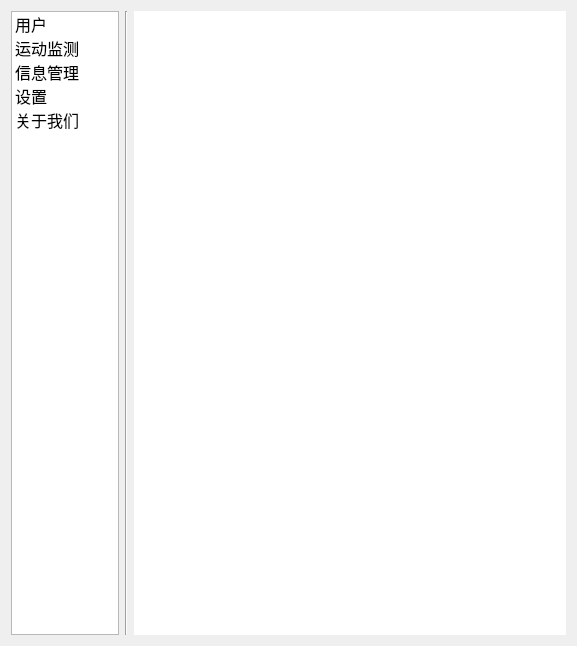
po-ppy/Goat, file helpdialog.ui: the form before one commit.
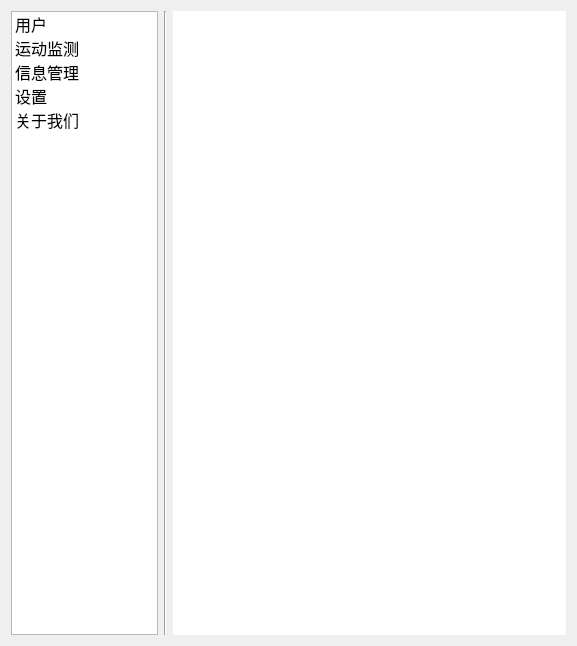
The form after the commit. Icons and pictures are not drawn.

Patch:
```diff
--- a/helpdialog.ui
+++ b/helpdialog.ui
@@ -15,7 +15,7 @@
   </property>
   <layout class="QVBoxLayout" name="verticalLayout">
    <item>
-    <layout class="QHBoxLayout" name="horizontalLayout" stretch="2,0,8">
+    <layout class="QHBoxLayout" name="horizontalLayout" stretch="3,0,8">
      <item>
       <widget class="QListWidget" name="listWidget">
        <property name="font">
@@ -94,8 +94,8 @@
         <string>&lt;!DOCTYPE HTML PUBLIC &quot;-//W3C//DTD HTML 4.0//EN&quot; &quot;http://www.w3.org/TR/REC-html40/strict.dtd&quot;&gt;
 &lt;html&gt;&lt;head&gt;&lt;meta name=&quot;qrichtext&quot; content=&quot;1&quot; /&gt;&lt;style type=&quot;text/css&quot;&gt;
 p, li { white-space: pre-wrap; }
-&lt;/style&gt;&lt;/head&gt;&lt;body style=&quot; font-family:'Sans Serif'; font-size:16pt; font-weight:400; font-style:normal;&quot;&gt;
-&lt;p style=&quot;-qt-paragraph-type:empty; margin-top:0px; margin-bottom:0px; margin-left:0px; margin-right:0px; -qt-block-indent:0; text-indent:0px; font-size:9pt;&quot;&gt;&lt;br /&gt;&lt;/p&gt;&lt;/body&gt;&lt;/html&gt;</string>
+&lt;/style&gt;&lt;/head&gt;&lt;body style=&quot; font-family:'SimSun'; font-size:16pt; font-weight:400; font-style:normal;&quot;&gt;
+&lt;p style=&quot;-qt-paragraph-type:empty; margin-top:0px; margin-bottom:0px; margin-left:0px; margin-right:0px; -qt-block-indent:0; text-indent:0px; font-family:'Sans Serif'; font-size:9pt;&quot;&gt;&lt;br /&gt;&lt;/p&gt;&lt;/body&gt;&lt;/html&gt;</string>
        </property>
       </widget>
      </item>
```
